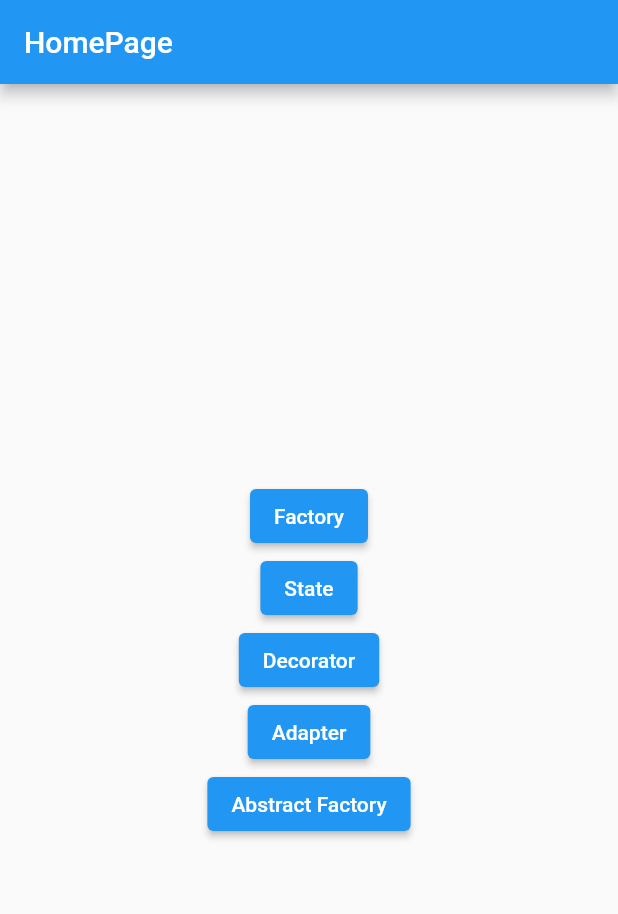
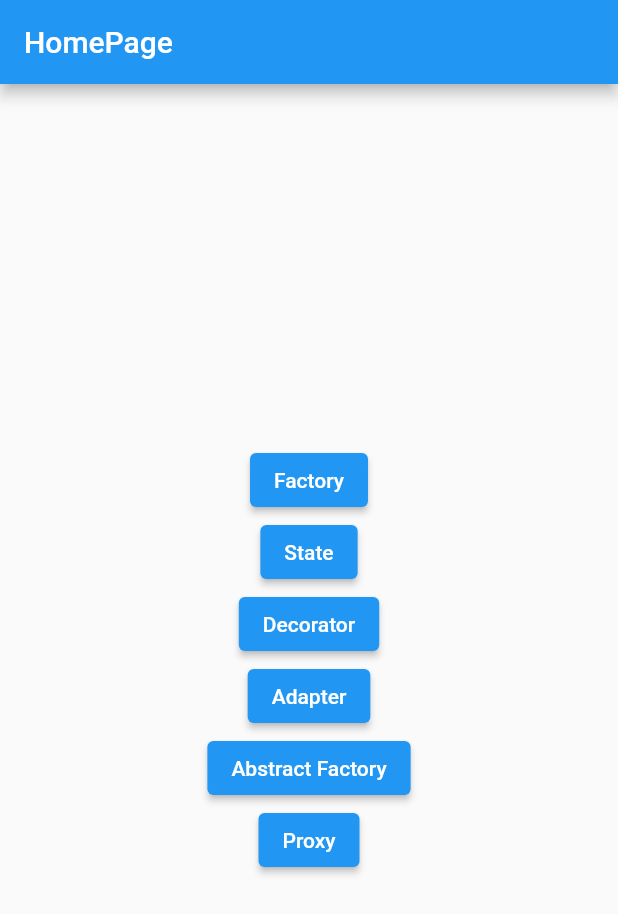
Before and after one commit to hendriksonpetzold/flutter_design_patterns, a Flutter app: the screen it shows after launch, on a phone screen of 412 x 824 dp. Shown: the top 914 px of the screen. Run offline on Flutter 3.47's test engine with Material 2 defaults, Android fonts, the phone set to English and light mode, and no system bars; our stand-ins replace dio, get.

Commit message:
feat: proxy_pattern

```diff
--- a/lib/config/routes.dart
+++ b/lib/config/routes.dart
@@ -3,6 +3,7 @@ import 'package:flutter_design_patterns/pages/patterns/abstract_factory/abstract
 import 'package:flutter_design_patterns/pages/patterns/adapter/adapter_page.dart';
 import 'package:flutter_design_patterns/pages/patterns/decorator/decorator_page.dart';
 import 'package:flutter_design_patterns/pages/patterns/factory/factory_page.dart';
+import 'package:flutter_design_patterns/pages/patterns/proxy/proxy_page.dart';
 import 'package:flutter_design_patterns/pages/patterns/state/state_page.dart';
 import 'package:get/get.dart';
 
@@ -14,5 +15,6 @@ class Routes {
     GetPage(name: '/decorator', page: () => const DecoratorPage()),
     GetPage(name: '/adapter', page: () => AdapterPage()),
     GetPage(name: '/abstract_factory', page: () => AbstractFactoryPage()),
+    GetPage(name: '/proxy', page: () => const ProxyPage()),
   ];
 }
--- a/lib/pages/home/home_page.dart
+++ b/lib/pages/home/home_page.dart
@@ -47,6 +47,12 @@ class HomePage extends StatelessWidget {
               },
               child: const Text('Abstract Factory'),
             ),
+            ElevatedButton(
+              onPressed: () {
+                Get.toNamed('/proxy');
+              },
+              child: const Text('Proxy'),
+            ),
           ],
         ),
       ),
--- a/lib/pages/patterns/abstract_factory/abstract_factory_page_controller.dart
+++ b/lib/pages/patterns/abstract_factory/abstract_factory_page_controller.dart
@@ -3,12 +3,6 @@ import 'package:flutter_design_patterns/pages/patterns/singleton/singleton_theme
 import 'package:get/get.dart';
 
 class AbstractFactoryPageController extends GetxController {
-  @override
-  void onInit() {
-    print(isDarkTheme);
-    super.onInit();
-  }
-
   SingletonTheme theme = SingletonTheme.getInstance();
   late bool isDarkTheme = theme.isDarkMode;
   late Colors color = isDarkTheme ? DarkModeColors() : LightModeColors();
--- /dev/null
+++ b/lib/pages/patterns/proxy/expensive_repository.dart
@@ -0,0 +1,6 @@
+import 'package:flutter_design_patterns/pages/patterns/adapter/movie_model.dart';
+import 'package:flutter_design_patterns/pages/patterns/adapter/movie_repository.dart';
+
+class ExpensiveRepository {
+  Future<List<MovieModel>> movies = MovieRepository().getMovies();
+}
```
Also changed, not shown: lib/pages/patterns/proxy/proxy_page.dart (added, +28 -0 lines), lib/pages/patterns/proxy/proxy_repository.dart (added, +12 -0 lines).
